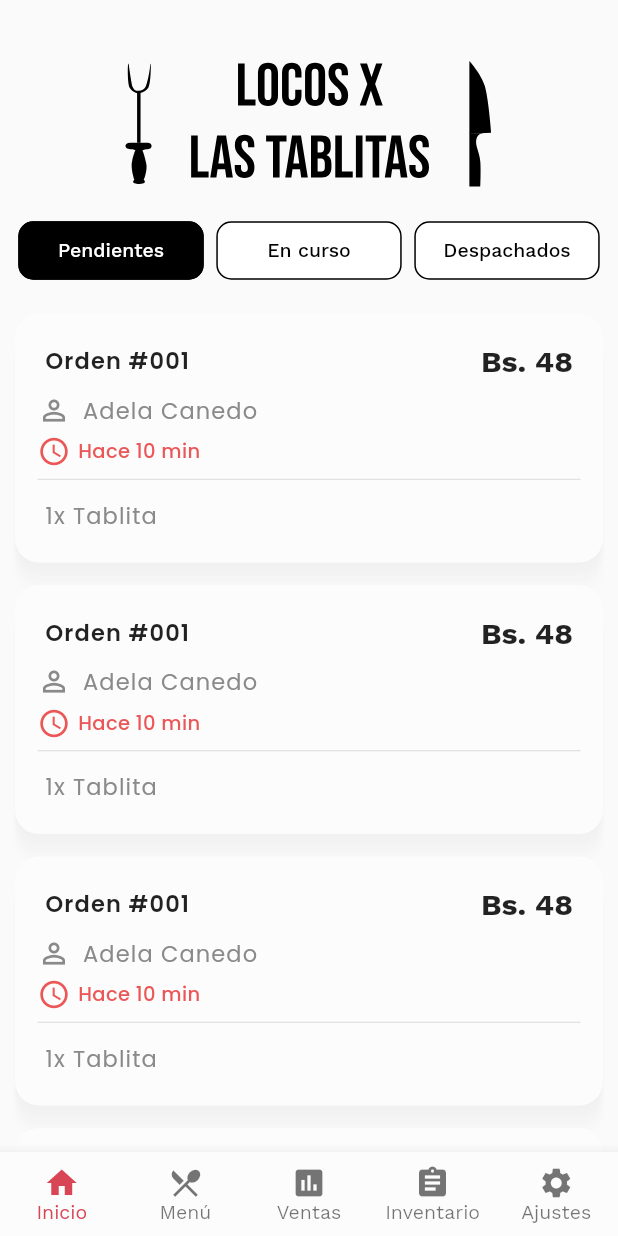
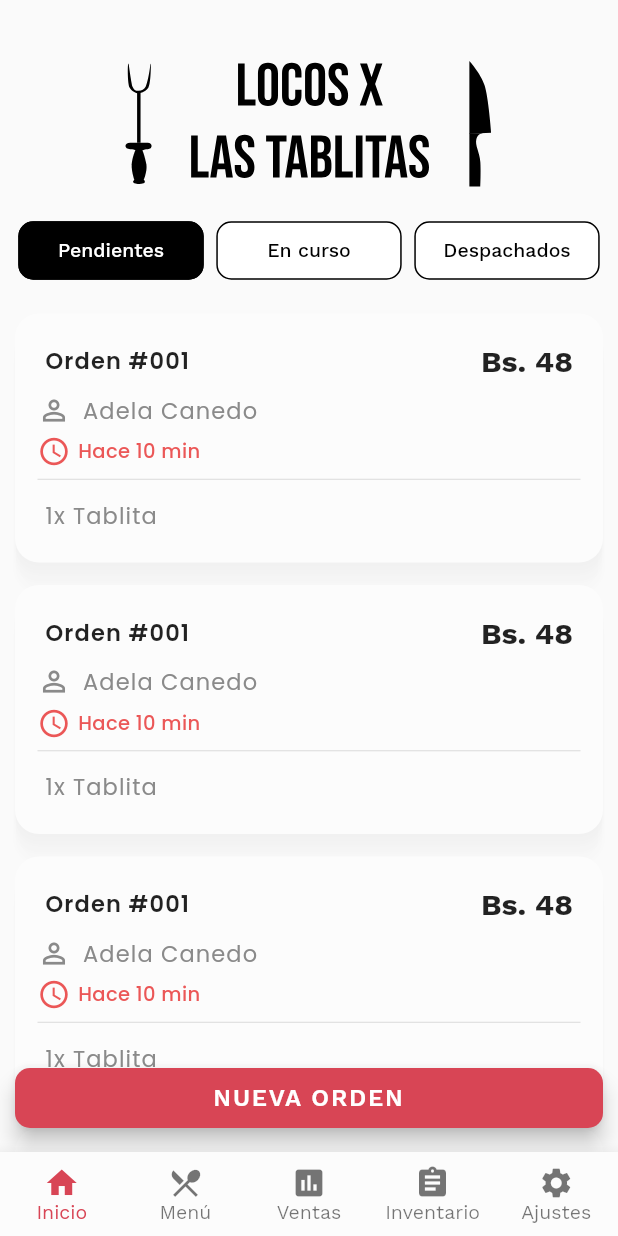
Before and after one commit to 4CROS2/app_restaurant_management, a Flutter app: the screen it shows after launch, on a phone screen of 412 x 824 dp. Run offline on Flutter 3.47's test engine with Material 2 defaults, Android fonts, the phone set to English and light mode, and no system bars; our stand-ins replace flutter_svg.

Commit message:
Correcciones en modal y button de nueva orden

```diff
--- a/lib/constans.dart
+++ b/lib/constans.dart
@@ -103,7 +103,11 @@ const textStyleTotalBs = TextStyle(
     fontSize: fontSizeTitle,
     fontWeight: FontWeight.w600,
     color: fontRed);
-// TextStyle Modal Confirm
+const textStyleButton = TextStyle(
+    fontFamily: 'Work Sans',
+    fontSize: fontSizeMedium,
+    fontWeight: FontWeight.w600,
+    color: Colors.white);
 
 /// Divider
 const divider = Divider(
--- a/lib/home/screens/list_orders_screen.dart
+++ b/lib/home/screens/list_orders_screen.dart
@@ -83,6 +83,31 @@ class _ListOrdersScreenState extends State<ListOrdersScreen> {
         onPressed: function);
   }
 
+  /// Float Button Agregar Orden
+  Widget floatButton() => Container(
+        padding: const EdgeInsets.only(left: 10, right: 10),
+        width: MediaQuery.of(context).size.width / 1,
+        height: 40,
+        child: FloatingActionButton(
+            shape:
+                RoundedRectangleBorder(borderRadius: BorderRadius.circular(10)),
+            clipBehavior: Clip.antiAliasWithSaveLayer,
+            isExtended: true,
+            backgroundColor: primaryColor,
+            child: Container(
+                alignment: Alignment.center,
+                padding: const EdgeInsets.only(left: 10, right: 10),
+                child: const Text(
+                  "NUEVA ORDEN",
+                  style: textStyleButton,
+                  textAlign: TextAlign.center,
+                )),
+            onPressed: () {
+              // Navigator.of(context).push(CupertinoPageRoute(
+              //     builder: (_) => GetPremium(from: 'signup')));
+            }),
+      );
+
   @override
   Widget build(BuildContext context) {
     return Scaffold(
@@ -133,10 +158,13 @@ class _ListOrdersScreenState extends State<ListOrdersScreen> {
                   colorState: redColor,
                   description: '1x Tablita',
                 );
-                }),
+              },
+            ),
           ),
         ],
       ),
+      floatingActionButton: floatButton(),
+      floatingActionButtonLocation: FloatingActionButtonLocation.centerFloat,
     );
   }
 }
```
Also changed, not shown: lib/home/screens/confirm_order_screen.dart (+6 -3 lines), lib/home/widgets/modal_confirm.dart (+3 -9 lines). Lines whose indentation alone changed are shown as unchanged.
